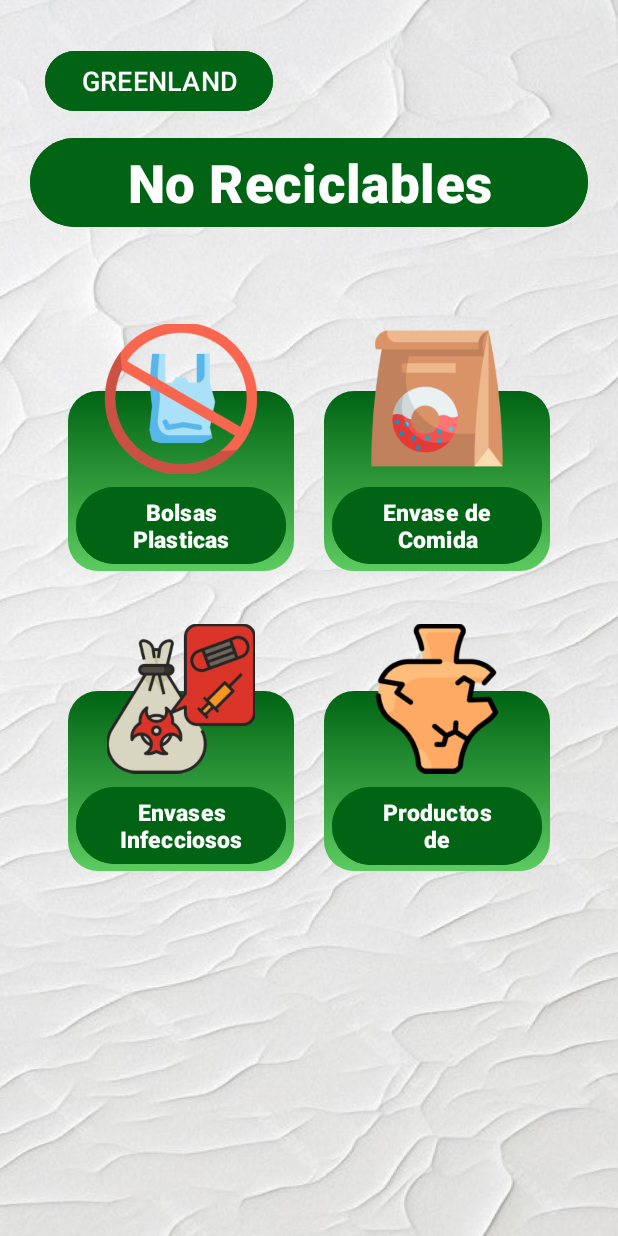
After one commit to alexsi6428/FeriaIncos2024, an Android app: the NoRecicleActivity screen opened directly, with no data from a screen before it, on a phone screen of 412 x 824 dp. The commit adds this screen. Run offline under Robolectric (Android 15) with nearby library versions, the phone set to English and light mode, and no system bars.

Commit message:
Se añade fondo textura cascara de huevo iconos para seccion no reciclar seccion no reciclar drawable para el degradado con bordes

```diff
--- a/app/build.gradle.kts
+++ b/app/build.gradle.kts
@@ -33,6 +33,7 @@ dependencies {
     implementation("androidx.appcompat:appcompat:1.6.1")
     implementation("com.google.android.material:material:1.9.0")
     implementation("androidx.constraintlayout:constraintlayout:2.1.4")
+    implementation("androidx.gridlayout:gridlayout:1.0.0")
     testImplementation("junit:junit:4.13.2")
     androidTestImplementation("androidx.test.ext:junit:1.1.5")
     androidTestImplementation("androidx.test.espresso:espresso-core:3.5.1")
--- a/app/src/main/AndroidManifest.xml
+++ b/app/src/main/AndroidManifest.xml
@@ -13,6 +13,12 @@
         android:theme="@style/Theme.Feria"
         tools:targetApi="31">
         <activity
+            android:name=".BolsaPlasticaActivity"
+            android:exported="false" />
+        <activity
+            android:name=".NoRecicleActivity"
+            android:exported="false" />
+        <activity
             android:name=".Seccion_Reciclabes_Activity"
             android:exported="false" />
         <activity
--- /dev/null
+++ b/app/src/main/java/com/example/feria/BolsaPlasticaActivity.java
@@ -0,0 +1,14 @@
+package com.example.feria;
+
+import androidx.appcompat.app.AppCompatActivity;
+
+import android.os.Bundle;
+
+public class BolsaPlasticaActivity extends AppCompatActivity {
+
+    @Override
+    protected void onCreate(Bundle savedInstanceState) {
+        super.onCreate(savedInstanceState);
+        setContentView(R.layout.activity_bolsa_plastica);
+    }
+}
--- /dev/null
+++ b/app/src/main/java/com/example/feria/NoRecicleActivity.java
@@ -0,0 +1,14 @@
+package com.example.feria;
+
+import androidx.appcompat.app.AppCompatActivity;
+
+import android.os.Bundle;
+
+public class NoRecicleActivity extends AppCompatActivity {
+
+    @Override
+    protected void onCreate(Bundle savedInstanceState) {
+        super.onCreate(savedInstanceState);
+        setContentView(R.layout.activity_no_recicle);
+    }
+}
--- /dev/null
+++ b/app/src/main/res/drawable/degradado_iconos.xml
@@ -0,0 +1,15 @@
+<?xml version="1.0" encoding="utf-8"?>
+<selector xmlns:android="http://schemas.android.com/apk/res/android">
+    <item>
+        <shape android:shape="rectangle">
+
+            <gradient
+                android:startColor="@color/verdeFuerte"
+                android:endColor="@color/verdeSuave"
+                android:angle="130"
+
+                />
+            <corners android:radius="20dp"/>
+        </shape>
+    </item>
+</selector>
--- /dev/null
+++ b/app/src/main/res/layout/activity_bolsa_plastica.xml
@@ -0,0 +1,37 @@
+<?xml version="1.0" encoding="utf-8"?>
+<androidx.constraintlayout.widget.ConstraintLayout xmlns:android="http://schemas.android.com/apk/res/android"
+    xmlns:app="http://schemas.android.com/apk/res-auto"
+    xmlns:tools="http://schemas.android.com/tools"
+    android:layout_width="match_parent"
+    android:layout_height="match_parent"
+    android:background="@drawable/fondo"
+    tools:context=".BolsaPlasticaActivity">
+
+    <LinearLayout
+        android:layout_width="match_parent"
+        android:layout_height="match_parent"
+        android:padding="20dp"
+        android:orientation="vertical">
+
+        <Button
+            android:id="@+id/button32"
+            android:layout_width="wrap_content"
+            android:layout_height="wrap_content"
+            android:backgroundTint="@color/verdeFuerte"
+            android:textColor="@color/blanco"
+            android:layout_margin="10dp"
+            android:textSize="18sp"
+            android:text="@string/tvGreenLand" />
+
+        <Button
+            android:id="@+id/button5"
+            android:layout_width="match_parent"
+            android:layout_height="wrap_content"
+            android:backgroundTint="@color/verdeFuerte"
+            android:textStyle="bold"
+            android:textColor="@color/blanco"
+            android:textSize="35sp"
+            android:text="@string/tvBolsasPlasticas" />
+
+    </LinearLayout>
+</androidx.constraintlayout.widget.ConstraintLayout>
--- /dev/null
+++ b/app/src/main/res/layout/activity_no_recicle.xml
@@ -0,0 +1,198 @@
+<?xml version="1.0" encoding="utf-8"?>
+<androidx.constraintlayout.widget.ConstraintLayout xmlns:android="http://schemas.android.com/apk/res/android"
+    xmlns:app="http://schemas.android.com/apk/res-auto"
+    xmlns:tools="http://schemas.android.com/tools"
+    android:layout_width="match_parent"
+    android:layout_height="match_parent"
+    android:background="@drawable/fondo"
+    tools:context=".NoRecicleActivity">
+
+    <LinearLayout
+        android:layout_width="match_parent"
+        android:layout_height="match_parent"
+        android:padding="20dp"
+        android:orientation="vertical">
+
+        <Button
+            android:id="@+id/button2"
+            android:layout_width="wrap_content"
+            android:layout_height="wrap_content"
+            android:backgroundTint="@color/verdeFuerte"
+            android:textColor="@color/blanco"
+            android:layout_margin="10dp"
+            android:textSize="18sp"
+            android:text="@string/tvGreenLand" />
+
+        <Button
+            android:id="@+id/button3"
+            android:layout_width="match_parent"
+            android:layout_height="wrap_content"
+            android:backgroundTint="@color/verdeFuerte"
+            android:textStyle="bold"
+            android:textColor="@color/blanco"
+            android:textSize="35sp"
+            android:text="@string/tvNoReciclar" />
+
+        <androidx.gridlayout.widget.GridLayout
+            android:layout_width="match_parent"
+            android:layout_height="wrap_content"
+            android:padding="15dp"
+            android:layout_marginTop="50dp"
+            android:clipChildren="false"
+            android:clipToPadding="false"
+            app:alignmentMode="alignMargins"
+            app:columnCount="2"
+            app:rowCount="2">
+            <FrameLayout
+                android:layout_width="0dp"
+                android:layout_height="wrap_content"
+                android:layout_margin="10dp"
+                app:layout_columnWeight="1"
+                app:layout_rowWeight="1">
+                <LinearLayout
+                    android:layout_width="match_parent"
+                    android:layout_height="120dp"
+                    android:layout_marginTop="30dp"
+                    android:background="@drawable/degradado_iconos"
+                    android:gravity="center_horizontal"
+                    android:orientation="vertical">
+                    <Button
+                        android:id="@+id/button16"
+                        android:layout_width="match_parent"
+                        android:layout_height="wrap_content"
+                        android:layout_marginStart="5dp"
+                        android:layout_marginEnd="5dp"
+                        android:layout_marginTop="60dp"
+                        android:backgroundTint="@color/verdeFuerte"
+                        android:text="@string/tvBolsasPlasticas"
+                        android:textColor="@color/blanco"
+                        android:textSize="15sp"
+                        android:textStyle="bold" />
+                </LinearLayout>
+                <ImageView
+                    android:id="@+id/imageView3"
+                    android:layout_width="match_parent"
+                    android:layout_height="100dp"
+                    android:layout_gravity="top|center_horizontal"
+                    android:src="@drawable/ico_bolsa_plastica"
+                    android:translationY="-15dp" />
+            </FrameLayout>
+
+            <FrameLayout
+                android:layout_width="0dp"
+                android:layout_height="match_parent"
+                app:layout_columnWeight="1"
+                app:layout_rowWeight="1"
+                android:layout_margin="10dp">
+
+                <LinearLayout
+                    android:layout_width="match_parent"
+                    android:layout_height="120dp"
+                    android:layout_marginTop="30dp"
+                    android:background="@drawable/degradado_iconos"
+                    android:orientation="vertical"
+                    android:layout_gravity="center_horizontal">
+
+                    <Button
+                        android:id="@+id/button17"
+                        android:layout_width="match_parent"
+                        android:layout_height="wrap_content"
+                        android:layout_marginStart="5dp"
+                        android:layout_marginEnd="5dp"
+                        android:layout_marginTop="60dp"
+                        android:backgroundTint="@color/verdeFuerte"
+                        android:text="@string/tvEnvaseDeComida"
+                        android:textColor="@color/blanco"
+                        android:textSize="15sp"
+                        android:textStyle="bold" />
+                </LinearLayout>
+                <ImageView
+                    android:id="@+id/img32"
+                    android:layout_width="match_parent"
+                    android:layout_height="100dp"
+                    android:src="@drawable/ico_envase_comida"
+                    android:layout_gravity="top|center_horizontal"
+                    android:translationY="-15dp"/>
+            </FrameLayout>
+
+            <FrameLayout
+                android:layout_width="0dp"
+                android:layout_height="match_parent"
+                android:layout_marginTop="40dp"
+                app:layout_columnWeight="1"
+                app:layout_rowWeight="1"
+                android:layout_margin="10dp">
+
+                <LinearLayout
+                    android:layout_width="match_parent"
+                    android:layout_height="120dp"
+                    android:layout_marginTop="30dp"
+                    android:background="@drawable/degradado_iconos"
+                    android:orientation="vertical"
+                    android:layout_gravity="center_horizontal">
+
+                    <Button
+                        android:id="@+id/button19"
+                        android:layout_width="match_parent"
+                        android:layout_height="wrap_content"
+                        android:layout_marginStart="5dp"
+                        android:layout_marginEnd="5dp"
+                        android:layout_marginTop="60dp"
+                        android:backgroundTint="@color/verdeFuerte"
+                        android:text="@string/tvInfeccioso"
+                        android:textColor="@color/blanco"
+                        android:textSize="15sp"
+                        android:textStyle="bold" />
+                </LinearLayout>
+                <ImageView
+                    android:id="@+id/imagen42"
+                    android:layout_width="match_parent"
+                    android:layout_height="100dp"
+                    android:src="@drawable/ico_envase_infeccioso"
+                    android:layout_gravity="top|center_horizontal"
+                    android:translationY="-15dp"/>
+
+            </FrameLayout>
+
+            <FrameLayout
+                android:layout_width="0dp"
+                android:layout_height="wrap_content"
+                android:layout_marginTop="40dp"
+                app:layout_columnWeight="1"
+                app:layout_rowWeight="1"
+                android:layout_margin="10dp">
+
+                <LinearLayout
+                    android:layout_width="match_parent"
+                    android:layout_height="120dp"
+                    android:layout_marginTop="30dp"
+                    android:background="@drawable/degradado_iconos"
+                    android:orientation="vertical"
+                    android:layout_gravity="center_horizontal">
+
+                    <Button
+                        android:id="@+id/button20"
+                        android:layout_width="match_parent"
+                        android:layout_height="wrap_content"
+                        android:layout_marginStart="5dp"
+                        android:layout_marginEnd="5dp"
+                        android:layout_marginTop="60dp"
+                        android:backgroundTint="@color/verdeFuerte"
+                        android:text="@string/tvPorcelana"
+                        android:textColor="@color/blanco"
+                        android:textSize="15sp"
+                        android:textStyle="bold" />
+                </LinearLayout>
+                <ImageView
+                    android:id="@+id/imagen52"
+                    android:layout_width="match_parent"
+                    android:layout_height="100dp"
+                    android:src="@drawable/ico_producto_porcelana"
+                    android:layout_gravity="top|center_horizontal"
+                    android:translationY="-15dp"/>
+            </FrameLayout>
+
+        </androidx.gridlayout.widget.GridLayout>
+
+    </LinearLayout>
+</androidx.constraintlayout.widget.ConstraintLayout>
--- a/app/src/main/res/values/strings.xml
+++ b/app/src/main/res/values/strings.xml
@@ -5,4 +5,13 @@
     <string name="TituloLogoApp">GREENLAND</string>
     <string name="tvTituloAM">GREENLAND</string>
     <string name="tvNova">Desarrollado por Nova, 2024</string>
+    //SECCION NO RECICLAR
+    <string name="tvGreenLand">GREENLAND</string>
+    <string name="tvNoReciclar">No Reciclables</string>
+    <string name="tvBolsasPlasticas">Bolsas Plasticas</string>
+    <string name="tvEnvaseDeComida">Envase de Comida</string>
+    <string name="tvInfeccioso">Envases Infecciosos</string>
+    <string name="tvPorcelana">Productos de Porcelana</string>
+    //BOLSA PLASTICA
+    <string name="tvTituloBolsa">BOLSA PLASTICA</string>
 </resources>
```
Also changed, not shown: app/src/main/res/drawable/fondo.png (added), app/src/main/res/drawable/ico_bolsa_plastica.png (added), app/src/main/res/drawable/ico_envase_comida.png (added), app/src/main/res/drawable/ico_envase_infeccioso.png (added), app/src/main/res/drawable/ico_producto_porcelana.png (added).
